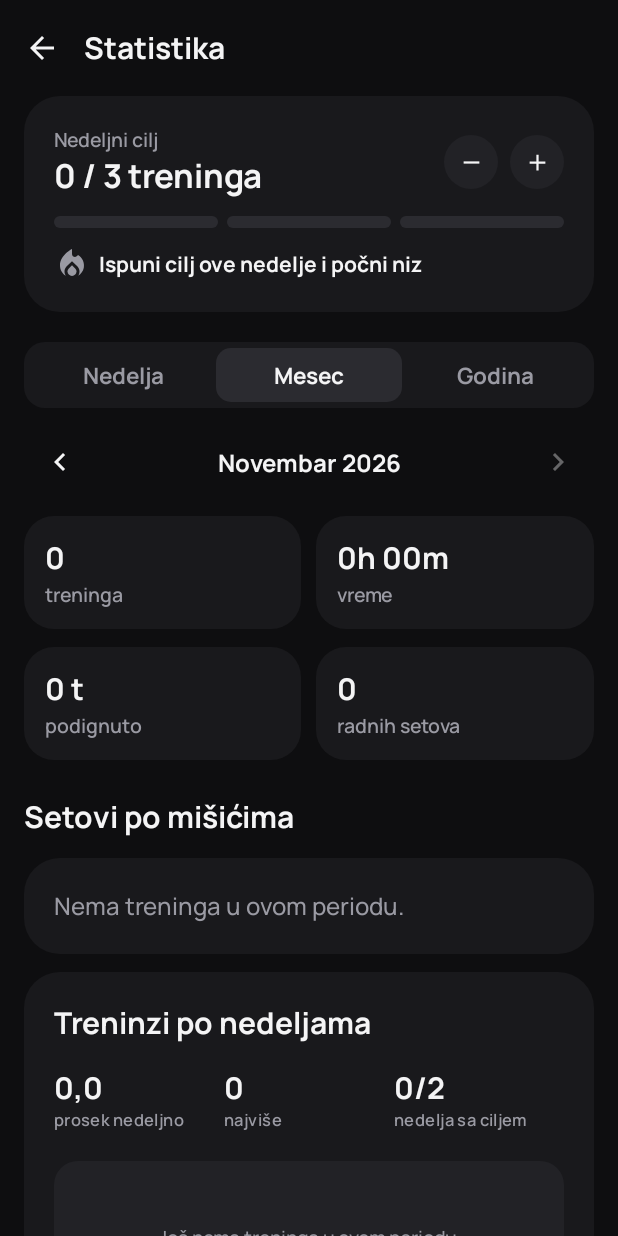
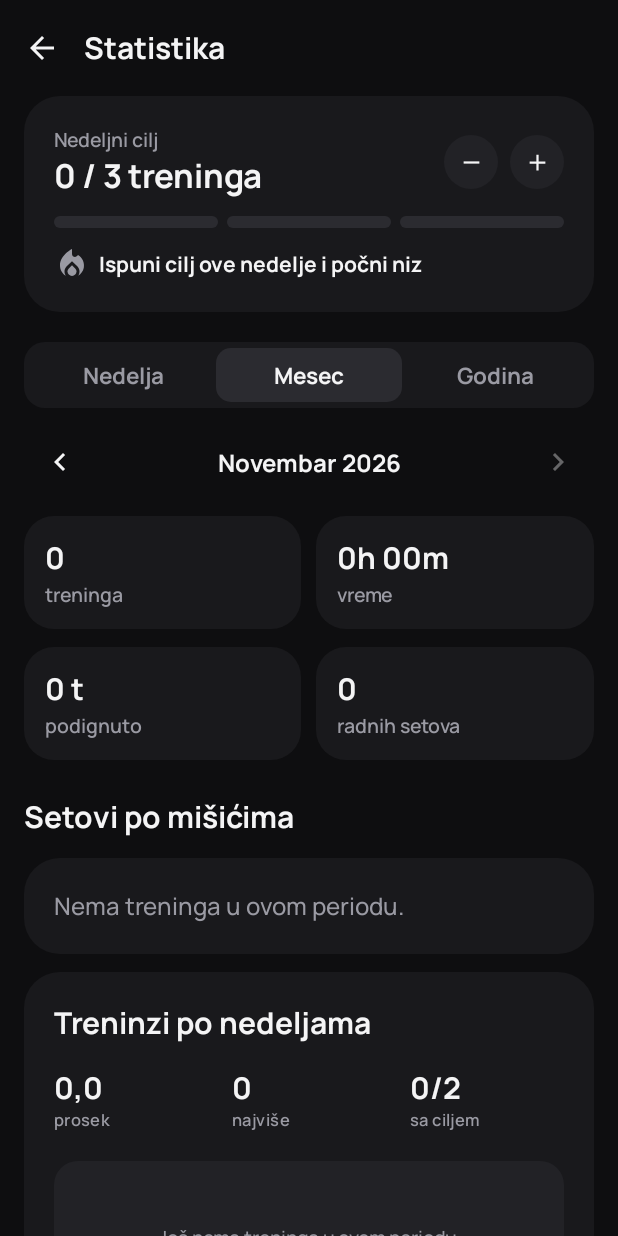
Before and after one commit to vukosavkostic/trening-app, an Android app built with Jetpack Compose: the StatsScreen screen opened through its navigation route, after a tap on "Mesec", on a phone screen of 412 x 824 dp. Run offline under Robolectric (Android 15) with nearby library versions, the phone set to English and light mode, and no system bars; our stand-ins replace Room's generated code.

Commit message:
v0.12: razmak i kraci natpisi u brojkama grafikona, realan prosek, centriran cip promene kilaze

```diff
--- a/app/build.gradle
+++ b/app/build.gradle
@@ -15,8 +15,8 @@ android {
         applicationId 'com.vukos.trening'
         minSdk 28   // ImageDecoder (EXIF rotacija slika)
         targetSdk 34
-        versionCode 11
-        versionName '0.11'
+        versionCode 12
+        versionName '0.12'
     }
     // Release kljuc i lozinka su van repozitorijuma: ~/.gradle/gradle.properties
     // (TRENING_STORE_FILE, TRENING_STORE_PASSWORD). Bez njih se koristi debug kljuc.
--- a/app/src/main/java/com/vukos/trening/ui/stats/StatsScreen.kt
+++ b/app/src/main/java/com/vukos/trening/ui/stats/StatsScreen.kt
@@ -185,8 +185,8 @@ fun StatsScreen(onBack: () -> Unit) {
                             goal = null,
                             stats = listOf(
                                 "$total" to tr("treninga", "workouts"),
-                                "${values.count { it > 0 }}" to tr("dana sa treningom", "active days"),
-                                "$total/$goal" to tr("nedeljni cilj", "weekly goal"),
+                                "${values.count { it > 0 }}" to tr("dana", "days"),
+                                "$total/$goal" to tr("cilj", "goal"),
                             ),
                         )
                     }
@@ -196,6 +196,7 @@ fun StatsScreen(onBack: () -> Unit) {
                         val values = weeks.map { w -> dates.count { !it.isBefore(w) && !it.isAfter(w.plusDays(6)) } }
                         val cur = weeks.indexOf(TrainingStats.weekStart(today))
                         val closed = weeks.indices.filter { weeks[it].plusDays(6).isBefore(today) }.map { values[it] }
+                        val elapsed = weeks.indices.filter { !weeks[it].isAfter(today) }.map { values[it] }
                         ActivityChart(
                             title = tr("Treninzi po nedeljama", "Workouts by week"),
                             values = values,
@@ -204,16 +205,18 @@ fun StatsScreen(onBack: () -> Unit) {
                             highlight = cur,
                             goal = goal,
                             stats = listOf(
-                                fmt1(if (closed.isEmpty()) 0.0 else closed.average()) to tr("prosek nedeljno", "weekly average"),
-                                "${values.maxOrNull() ?: 0}" to tr("najviše", "best week"),
-                                "${closed.count { it >= goal }}/${closed.size}" to tr("nedelja sa ciljem", "weeks on goal"),
+                                fmt1(if (elapsed.isEmpty()) 0.0 else elapsed.average()) to tr("prosek", "average"),
+                                "${values.maxOrNull() ?: 0}" to tr("najviše", "best"),
+                                "${closed.count { it >= goal }}/${closed.size}" to tr("sa ciljem", "on goal"),
                             ),
                         )
                     }
                     Period.YEAR -> {
                         val data = TrainingStats.monthlyCounts(dates, from.year)
                         val values = data.map { it.second }
-                        val closed = data.filter { it.first.atEndOfMonth().isBefore(today) }.map { it.second }
+                        val firstActive = values.indexOfFirst { it > 0 }
+                        val lastIdx = if (from.year == today.year) today.monthValue - 1 else 11
+                        val elapsed = if (firstActive < 0 || firstActive > lastIdx) emptyList() else values.subList(firstActive, lastIdx + 1)
                         ActivityChart(
                             title = tr("Treninzi po mesecima", "Workouts by month"),
                             values = values,
@@ -223,8 +226,8 @@ fun StatsScreen(onBack: () -> Unit) {
                             goal = null,
                             stats = listOf(
                                 "${values.sum()}" to tr("ukupno", "total"),
-                                fmt1(if (closed.isEmpty()) 0.0 else closed.average()) to tr("prosek mesečno", "monthly average"),
-                                "${values.maxOrNull() ?: 0}" to tr("najviše", "best month"),
+                                fmt1(if (elapsed.isEmpty()) 0.0 else elapsed.average()) to tr("prosek", "average"),
+                                "${values.maxOrNull() ?: 0}" to tr("najviše", "best"),
                             ),
                         )
                     }
@@ -313,7 +316,7 @@ private fun ActivityChart(
     AppCard {
         Text(title, style = MaterialTheme.typography.titleLarge)
         Spacer(Modifier.height(16.dp))
-        Row { stats.forEach { (v, l) -> MiniStat(v, l, Modifier.weight(1f)) } }
+        Row(horizontalArrangement = Arrangement.spacedBy(16.dp)) { stats.forEach { (v, l) -> MiniStat(v, l, Modifier.weight(1f)) } }
         Spacer(Modifier.height(20.dp))
         if (total == 0) {
             Box(Modifier.fillMaxWidth().height(120.dp).clip(RoundedCornerShape(16.dp)).background(MaterialTheme.colorScheme.surfaceContainerHigh),
```
Also changed, not shown: app/src/main/java/com/vukos/trening/ui/body/BodyScreen.kt (+9 -5 lines).
